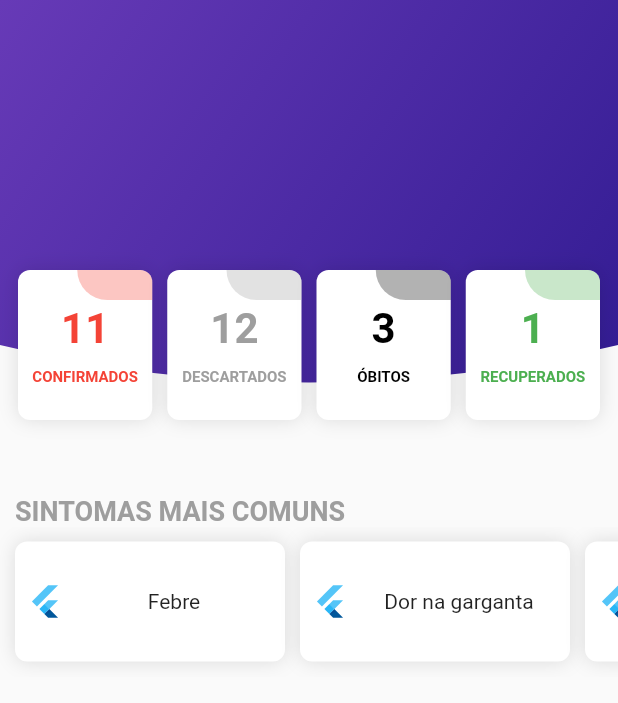
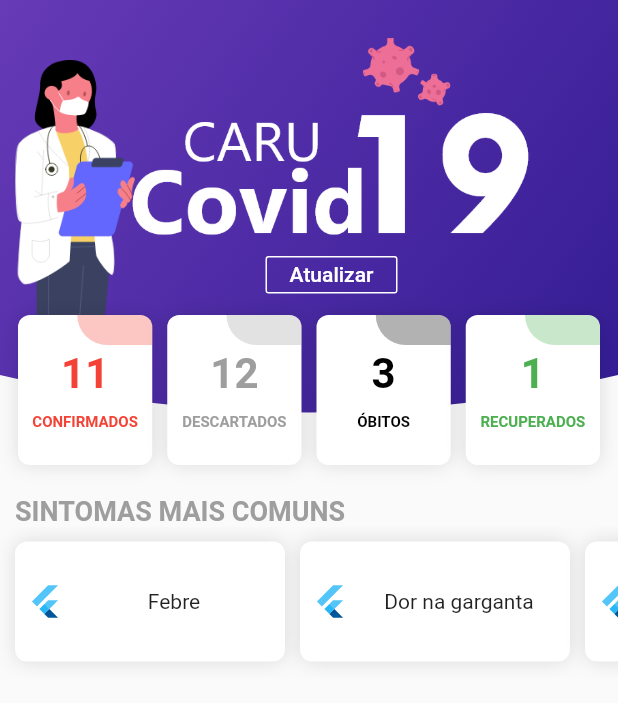
Before and after one commit to michaelmartins09/caru_covid_flutter, a Flutter app: the screen it shows after launch, on a phone screen of 412 x 824 dp. Shown: the top 703 px of the screen. Run offline on Flutter 3.47's test engine with Material 2 defaults, Android fonts, the phone set to English and light mode, and no system bars.

Commit message:
changed: images and button outline to refresh data from cloud

```diff
--- a/lib/app/pages/home/home_page.dart
+++ b/lib/app/pages/home/home_page.dart
@@ -1,6 +1,7 @@
 import 'package:covid_caru/app/components/cards/card_info_covid.dart';
 import 'package:covid_caru/app/components/cards/card_symptoms.dart';
 import 'package:covid_caru/app/components/clipper/clipper_header.dart';
+import 'package:covid_caru/app/shared/constants/strings.dart';
 import 'package:flutter/material.dart';
 
 class HomePage extends StatefulWidget {
@@ -20,7 +21,7 @@ class _HomePageState extends State<HomePage> {
                 ClipPath(
                   clipper: ClipperHeader(),
                   child: Container(
-                    height: 280,
+                    height: 300,
                     width: double.maxFinite,
                     decoration: BoxDecoration(
                       gradient: LinearGradient(
@@ -32,10 +33,41 @@ class _HomePageState extends State<HomePage> {
                         ]
                       )
                     ),
+                    child: Stack(
+                      children: <Widget>[
+                        Align(
+                          alignment: Alignment.topCenter,
+                          child: Padding(
+                            padding: const EdgeInsets.only(top: 25, left: 30),
+                            child: Column(
+                              children: <Widget>[
+                                Image.asset(pathLogo, scale: 2.2),
+                                ButtonTheme(
+                                  height: 25,
+                                  child: OutlineButton(
+                                    color: Colors.white,
+                                    onPressed: () {},
+                                    textColor: Colors.white,
+                                    borderSide: BorderSide(
+                                      color: Colors.white
+                                    ),
+                                    child: Text("Atualizar"),
+                                  ),
+                                )
+                              ],
+                            ),
+                          )
+                        ),
+                        Padding(
+                          padding: const EdgeInsets.only(top: 40, left: 10),
+                          child: Image.asset(pathMedicWoman),
+                        )
+                      ],
+                    ),
                   ),
                 ),
                 Padding(
-                  padding: const EdgeInsets.only(left: 12, right: 12, top: 180, bottom: 20),
+                  padding: const EdgeInsets.only(left: 12, right: 12, top: 210, bottom: 20),
                   child: Row(
                     mainAxisAlignment: MainAxisAlignment.spaceBetween,
                     children: <Widget>[
@@ -51,7 +83,6 @@ class _HomePageState extends State<HomePage> {
                 )
               ],
             ),
-            SizedBox(height: 30),
             Align(
               alignment: Alignment.centerLeft,
               child: Padding(
--- /dev/null
+++ b/lib/app/shared/constants/strings.dart
@@ -0,0 +1,3 @@
+const String pathLogo = "assets/logo/logo_covid_caru.png";
+
+const String pathMedicWoman = "assets/images/medic_woman.png";
--- a/pubspec.yaml
+++ b/pubspec.yaml
@@ -45,9 +45,9 @@ flutter:
   uses-material-design: true
 
   # To add assets to your application, add an assets section, like this:
-  # assets:
-  #   - images/a_dot_burr.jpeg
-  #   - images/a_dot_ham.jpeg
+  assets:
+    - assets/logo/logo_covid_caru.png
+    - assets/images/medic_woman.png
 
   # An image asset can refer to one or more resolution-specific "variants", see
   # https://flutter.dev/assets-and-images/#resolution-aware.
```
Also changed, not shown: assets/images/medic_woman.png (added), assets/logo/logo_covid_caru.png (added).
